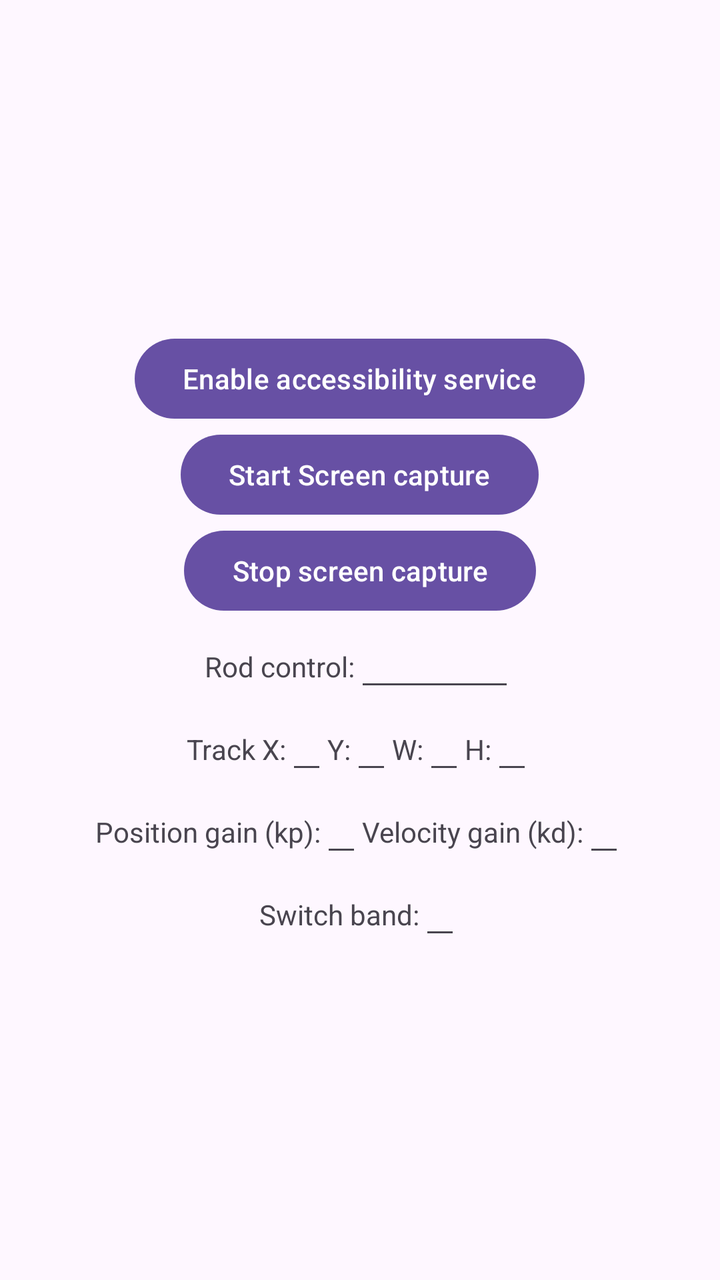
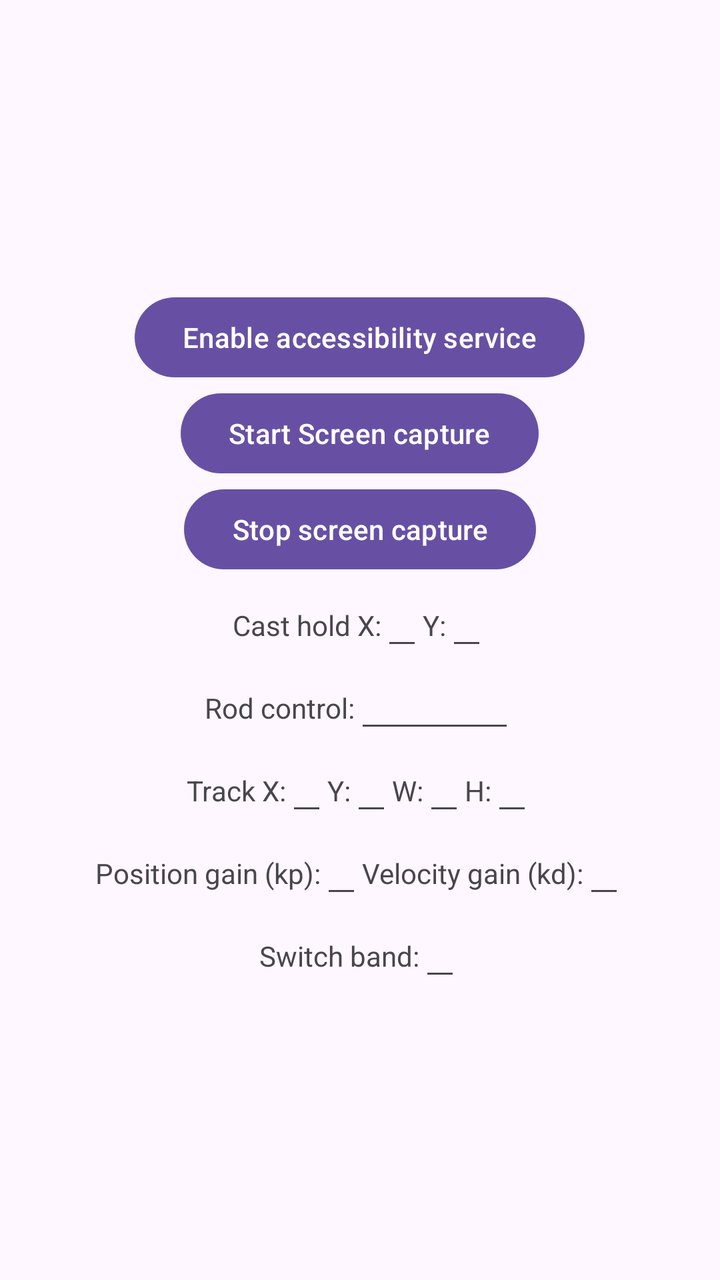

Before-and-after screenshots of an Android layout around one commit, followed by the original layout XML and the change that was made.
<!-- AndroidManifest.xml: application theme Theme.FischDroid -->
<!-- res/layout/activity_main.xml -->
<?xml version="1.0" encoding="utf-8"?>
<androidx.appcompat.widget.LinearLayoutCompat xmlns:android="http://schemas.android.com/apk/res/android"
    xmlns:tools="http://schemas.android.com/tools"
    android:id="@+id/main"
    android:layout_width="match_parent"
    android:layout_height="match_parent"
    android:clickable="true"
    android:focusableInTouchMode="true"
    android:gravity="center"
    android:orientation="vertical"
    tools:context=".MainActivity">

    <Button
        android:id="@+id/btn_enable_accessibility_service"
        android:layout_width="wrap_content"
        android:layout_height="wrap_content"
        android:text="@string/enable_accessibility_service" />

    <Button
        android:id="@+id/btn_start_capture"
        android:layout_width="wrap_content"
        android:layout_height="wrap_content"
        android:text="@string/start_screen_capture" />

    <Button
        android:id="@+id/btn_stop_capture"
        android:layout_width="wrap_content"
        android:layout_height="wrap_content"
        android:text="@string/stop_screen_capture" />

    <LinearLayout
        android:layout_width="wrap_content"
        android:layout_height="wrap_content"
        android:orientation="horizontal">

        <TextView
            android:layout_width="wrap_content"
            android:layout_height="wrap_content"
            android:labelFor="@id/et_rod_control"
            android:text="@string/rod_control_label" />

        <EditText
            android:id="@+id/et_rod_control"
            android:layout_width="80dp"
            android:layout_height="wrap_content"
            android:autofillHints=""
            android:inputType="numberDecimal|numberSigned" />

    </LinearLayout>

    <LinearLayout
        android:layout_width="wrap_content"
        android:layout_height="wrap_content"
        android:orientation="horizontal">

        <TextView
            android:layout_width="wrap_content"
            android:layout_height="wrap_content"
            android:labelFor="@id/et_track_x"
            android:text="@string/track_x_label" />

        <EditText
            android:id="@+id/et_track_x"
            android:layout_width="wrap_content"
            android:layout_height="wrap_content"
            android:autofillHints=""
            android:inputType="number" />

        <TextView
            android:layout_width="wrap_content"
            android:layout_height="wrap_content"
            android:labelFor="@id/et_track_y"
            android:text="@string/track_y_label" />

        <EditText
            android:id="@+id/et_track_y"
            android:layout_width="wrap_content"
            android:layout_height="wrap_content"
            android:autofillHints=""
            android:inputType="number" />

        <TextView
            android:layout_width="wrap_content"
            android:layout_height="wrap_content"
            android:labelFor="@id/et_track_w"
            android:text="@string/track_w_label" />

        <EditText
            android:id="@+id/et_track_w"
            android:layout_width="wrap_content"
            android:layout_height="wrap_content"
            android:autofillHints=""
            android:inputType="number" />

        <TextView
            android:layout_width="wrap_content"
            android:layout_height="wrap_content"
            android:labelFor="@id/et_track_h"
            android:text="@string/track_h_label" />

        <EditText
            android:id="@+id/et_track_h"
            android:layout_width="wrap_content"
            android:layout_height="wrap_content"
            android:autofillHints=""
            android:inputType="number" />

    </LinearLayout>

    <LinearLayout
        android:layout_width="wrap_content"
        android:layout_height="wrap_content"
        android:orientation="horizontal">

        <TextView
            android:layout_width="wrap_content"
            android:layout_height="wrap_content"
            android:labelFor="@id/et_position_gain"
            android:text="@string/position_gain_label" />

        <EditText
            android:id="@+id/et_position_gain"
            android:layout_width="wrap_content"
            android:layout_height="wrap_content"
            android:autofillHints=""
            android:inputType="number" />

        <TextView
            android:layout_width="wrap_content"
            android:layout_height="wrap_content"
            android:labelFor="@id/et_velocity_gain"
            android:text="@string/velocity_gain_label" />

        <EditText
            android:id="@+id/et_velocity_gain"
            android:layout_width="wrap_content"
            android:layout_height="wrap_content"
            android:autofillHints=""
            android:inputType="number" />

    </LinearLayout>

    <LinearLayout
        android:layout_width="wrap_content"
        android:layout_height="wrap_content"
        android:orientation="horizontal">

        <TextView
            android:layout_width="wrap_content"
            android:layout_height="wrap_content"
            android:labelFor="@id/et_switch_band"
            android:text="@string/switch_band_label" />

        <EditText
            android:id="@+id/et_switch_band"
            android:layout_width="wrap_content"
            android:layout_height="wrap_content"
            android:autofillHints=""
            android:inputType="number" />

    </LinearLayout>

</androidx.appcompat.widget.LinearLayoutCompat>
<!-- resources referenced by this layout -->
<resources>
  <string name="enable_accessibility_service">Enable accessibility service</string>
  <string name="position_gain_label">Position gain (kp):</string>
  <string name="rod_control_label">Rod control:</string>
  <string name="start_screen_capture">Start Screen capture</string>
  <string name="stop_screen_capture">Stop screen capture</string>
  <string name="switch_band_label">Switch band:</string>
  <string name="track_h_label">H:</string>
  <string name="track_w_label">W:</string>
  <string name="track_x_label">Track X:</string>
  <string name="track_y_label">Y:</string>
  <string name="velocity_gain_label">Velocity gain (kd):</string>
  <style name="Theme.FischDroid" parent="Base.Theme.FischDroid" />
  <style name="Base.Theme.FischDroid" parent="Theme.Material3.DayNight.NoActionBar">
          
          
      </style>
</resources>

<!-- the commit's change to res/layout/activity_main.xml (unified diff, before → after) -->
@@ -27,6 +27,39 @@
         android:layout_width="wrap_content"
         android:layout_height="wrap_content"
         android:text="@string/stop_screen_capture" />
+
+    <LinearLayout
+        android:layout_width="wrap_content"
+        android:layout_height="wrap_content"
+        android:orientation="horizontal">
+
+        <TextView
+            android:layout_width="wrap_content"
+            android:layout_height="wrap_content"
+            android:labelFor="@id/et_cast_hold_x"
+            android:text="@string/cast_hold_x_label" />
+
+        <EditText
+            android:id="@+id/et_cast_hold_x"
+            android:layout_width="wrap_content"
+            android:layout_height="wrap_content"
+            android:autofillHints=""
+            android:inputType="number" />
+
+        <TextView
+            android:layout_width="wrap_content"
+            android:layout_height="wrap_content"
+            android:labelFor="@id/et_cast_hold_y"
+            android:text="@string/cast_hold_y_label" />
+
+        <EditText
+            android:id="@+id/et_cast_hold_y"
+            android:layout_width="wrap_content"
+            android:layout_height="wrap_content"
+            android:autofillHints=""
+            android:inputType="number" />
+
+    </LinearLayout>
 
     <LinearLayout
         android:layout_width="wrap_content"
<!-- resource entries referenced after the edit -->
@@ -1,5 +1,7 @@
 <!-- resources referenced by this layout -->
 <resources>
+  <string name="cast_hold_x_label">Cast hold X:</string>
+  <string name="cast_hold_y_label">Y:</string>
   <string name="enable_accessibility_service">Enable accessibility service</string>
   <string name="position_gain_label">Position gain (kp):</string>
   <string name="rod_control_label">Rod control:</string>
